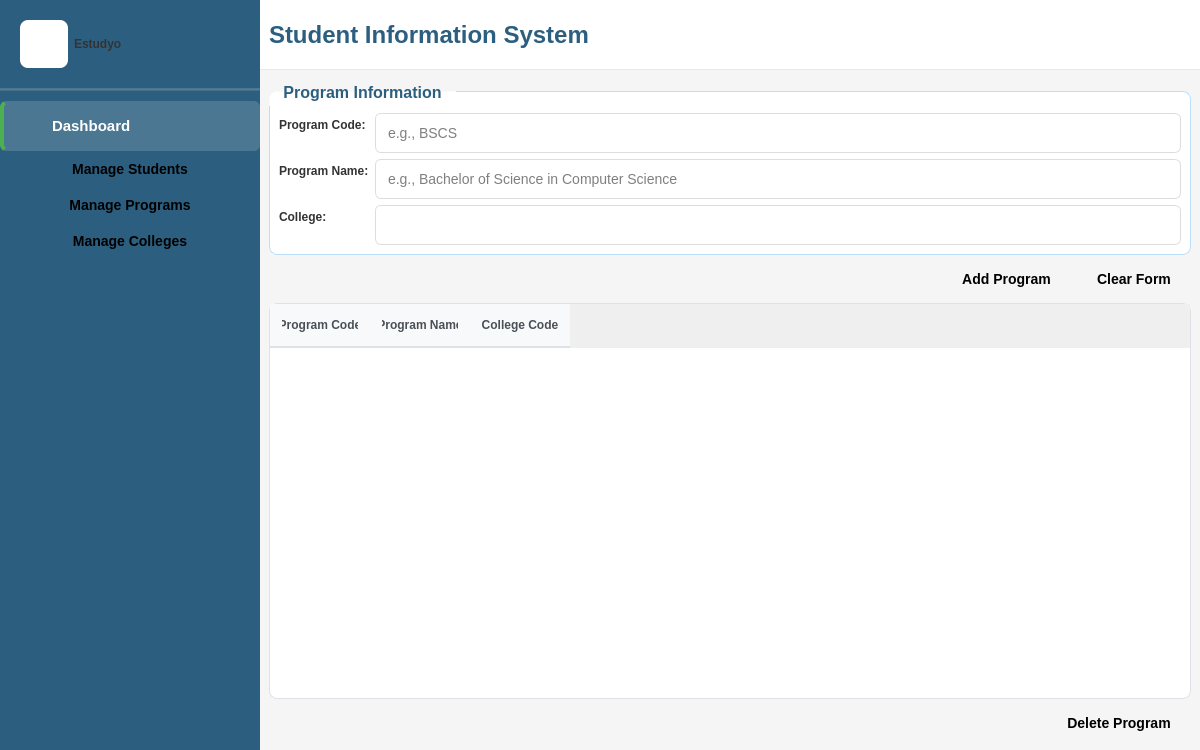
Above: estudyo_main.ui from shasheenahdeeneillelumasag/CCC151---SSIS before the change. Below: the same form after it.
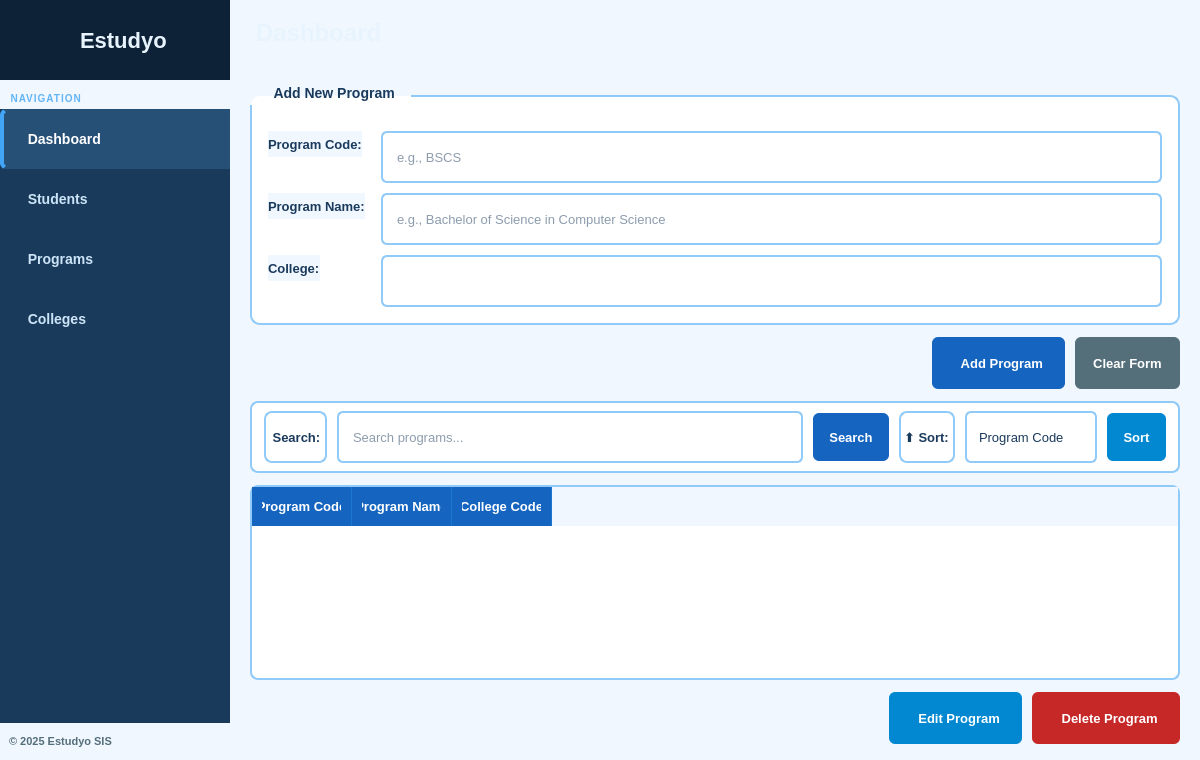
That is the form after the change. The open tabs and pages were chosen to show the change.

What changed in the file:
```diff
--- a/estudyo_main.ui
+++ b/estudyo_main.ui
@@ -7,213 +7,132 @@
     <x>0</x>
     <y>0</y>
     <width>1200</width>
-    <height>750</height>
+    <height>760</height>
    </rect>
   </property>
   <property name="windowTitle">
    <string>Estudyo - Student Information System</string>
   </property>
   <property name="styleSheet">
-   <string notr="true">QMainWindow {
-    background-color: #f5f5f5;
-}
+   <string notr="true">
+QMainWindow, QWidget { background-color: #f0f7ff; font-family: "Segoe UI", Arial, sans-serif; }
 
-/* Sidebar Styling */
 QFrame#sidebar {
-    background-color: #2c5f7f;
+    background-color: #1a3a5c;
     border: none;
 }
 
-QLabel#logoLabel {
-    background-color: white;
-    border-radius: 8px;
-    font-size: 24px;
-    color: #2c5f7f;
-}
-
 QLabel#appNameLabel {
-    color: white;
-    font-size: 24px;
+    color: #e8f4fd;
+    font-size: 22px;
     font-weight: bold;
+    padding-left: 8px;
 }
 
-/* Navigation Buttons */
-QPushButton#navButton {
-    background-color: transparent;
-    color: white;
-    border: none;
-    border-left: 4px solid transparent;
-    text-align: left;
-    padding: 16px 24px 16px 48px;
-    font-size: 15px;
-}
-
-QPushButton#navButton:hover {
-    background-color: rgba(255, 255, 255, 0.1);
-}
-
-QPushButton#navButton:checked {
-    background-color: rgba(255, 255, 255, 0.15);
-    border-left: 4px solid #4CAF50;
-    font-weight: 600;
-}
-
-/* Header Styling */
 QFrame#headerFrame {
-    background-color: white;
-    border-bottom: 1px solid #e0e7ff;
+    background-color: #1a3a5c;
+    border-bottom: 2px solid #0d2137;
 }
 
 QLabel#headerTitle {
-    color: #2c5f7f;
+    color: #e8f4fd;
     font-size: 24px;
     font-weight: bold;
+    padding-left: 20px;
 }
 
-/* Content Area */
-QFrame#contentFrame {
-    background-color: white;
-    border-radius: 8px;
-    border: 1px solid #e0e0e0;
-}
-
-/* Form Sections */
 QGroupBox {
     background-color: white;
-    border: 1px solid #bbdefb;
-    border-radius: 8px;
-    margin-top: 12px;
-    padding-top: 12px;
+    border: 1.5px solid #90caf9;
+    border-radius: 10px;
+    margin-top: 14px;
+    padding-top: 14px;
     font-weight: bold;
-    color: #2c5f7f;
-    font-size: 16px;
+    color: #1a3a5c;
+    font-size: 14px;
 }
 
 QGroupBox::title {
     subcontrol-origin: margin;
     subcontrol-position: top left;
-    padding: 4px 12px;
-    color: #2c5f7f;
+    padding: 4px 14px;
+    color: #1a3a5c;
 }
 
-/* Input Fields */
-QLineEdit, QComboBox, QSpinBox {
-    padding: 10px;
-    border: 1px solid #ddd;
+QLineEdit, QComboBox {
+    padding: 8px 12px;
+    border: 1.5px solid #90caf9;
     border-radius: 6px;
     background-color: white;
-    font-size: 14px;
+    font-size: 13px;
+    min-height: 32px;
+    color: #1a3a5c;
 }
 
 QLineEdit:focus, QComboBox:focus, QSpinBox:focus {
     border: 1px solid #2196F3;
 }
 
-QComboBox::drop-down {
-    border: none;
-    padding-right: 10px;
-}
+QComboBox::drop-down { border: none; padding-right: 8px; }
 
-/* Labels */
-QLabel {
-    color: #333;
-    font-weight: 600;
-}
+QLabel { color: #1a3a5c; font-weight: 600; font-size: 13px; }
 
-/* Buttons */
 QPushButton {
-    padding: 10px 20px;
+    padding: 8px 18px;
     border: none;
     border-radius: 6px;
-    font-weight: 600;
-    font-size: 14px;
+    font-weight: 700;
+    font-size: 13px;
+    min-height: 34px;
 }
 
-QPushButton#btnAdd, QPushButton#btnSave {
-    background-color: #4CAF50;
-    color: white;
-}
+QPushButton:disabled { background-color: #b0bec5; color: #78909c; }
 
-QPushButton#btnAdd:hover, QPushButton#btnSave:hover {
-    background-color: #45a049;
-}
-
-QPushButton#btnEdit, QPushButton#btnSearch, QPushButton#btnSort {
-    background-color: #2196F3;
-    color: white;
-}
-
-QPushButton#btnEdit:hover, QPushButton#btnSearch:hover, QPushButton#btnSort:hover {
-    background-color: #1976D2;
-}
-
-QPushButton#btnDelete, QPushButton#btnClear {
-    background-color: #f44336;
-    color: white;
-}
-
-QPushButton#btnDelete:hover, QPushButton#btnClear:hover {
-    background-color: #da190b;
-}
-
-QPushButton:disabled {
-    background-color: #cccccc;
-    color: #666666;
-}
-
-/* Table Styling */
 QTableWidget {
     background-color: white;
-    border: 1px solid #dee2e6;
+    border: 1.5px solid #90caf9;
     border-radius: 8px;
-    gridline-color: #dee2e6;
+    gridline-color: #e3f2fd;
+    alternate-background-color: #f0f8ff;
+    font-size: 13px;
 }
 
-QTableWidget::item {
-    padding: 8px;
-    border-bottom: 1px solid #dee2e6;
-}
-
-QTableWidget::item:selected {
-    background-color: #e3f2fd;
-    color: #000;
-}
-
-QTableWidget::item:hover {
-    background-color: #f8f9fa;
-}
+QTableWidget::item { padding: 8px; border-bottom: 1px solid #e3f2fd; }
+QTableWidget::item:selected { background-color: #bbdefb; color: #0d1b2a; }
+QTableWidget::item:hover { background-color: #e3f2fd; }
 
 QHeaderView::section {
-    background-color: #f8f9fa;
-    padding: 12px;
+    background-color: #1565C0;
+    color: white;
+    padding: 10px;
     border: none;
-    border-bottom: 2px solid #dee2e6;
-    font-weight: 600;
-    color: #495057;
+    border-right: 1px solid #1976D2;
+    font-weight: 700;
+    font-size: 13px;
 }
 
-/* ScrollBar */
 QScrollBar:vertical {
     border: none;
-    background: #f0f0f0;
-    width: 10px;
+    background: #e3f2fd;
+    width: 8px;
     margin: 0;
 }
-
 QScrollBar::handle:vertical {
-    background: #c0c0c0;
+    background: #90caf9;
     min-height: 20px;
-    border-radius: 5px;
+    border-radius: 4px;
 }
+QScrollBar::handle:vertical:hover { background: #42a5f5; }
+QScrollBar::add-line:vertical, QScrollBar::sub-line:vertical { height: 0; }
 
-QScrollBar::handle:vertical:hover {
-    background: #a0a0a0;
+QFrame#searchFrame {
+    background-color: white;
+    border-radius: 10px;
+    border: 1.5px solid #90caf9;
 }
 
-QScrollBar::add-line:vertical, QScrollBar::sub-line:vertical {
-    height: 0;
-}
-</string>
+QFrame#searchFrame QLabel { color: #1a3a5c; font-weight: 600; }
+   </string>
   </property>
   <widget class="QWidget" name="centralwidget">
    <layout class="QHBoxLayout" name="horizontalLayout">
@@ -234,168 +153,112 @@
     </property>
     <item>
      <widget class="QFrame" name="sidebar">
-      <property name="minimumSize">
-       <size>
-        <width>260</width>
-        <height>0</height>
-       </size>
-      </property>
-      <property name="maximumSize">
-       <size>
-        <width>260</width>
-        <height>16777215</height>
-       </size>
-      </property>
-      <layout class="QVBoxLayout" name="verticalLayout">
-       <property name="spacing">
-        <number>0</number>
-       </property>
-       <property name="leftMargin">
-        <number>0</number>
-       </property>
-       <property name="topMargin">
-        <number>0</number>
-       </property>
-       <property name="rightMargin">
-        <number>0</number>
-       </property>
-       <property name="bottomMargin">
-        <number>0</number>
-       </property>
+      <property name="minimumSize"><size><width>230</width><height>0</height></size></property>
+      <property name="maximumSize"><size><width>230</width><height>16777215</height></size></property>
+      <layout class="QVBoxLayout" name="sidebarLayout">
+       <property name="spacing"><number>0</number></property>
+       <property name="leftMargin"><number>0</number></property>
+       <property name="topMargin"><number>0</number></property>
+       <property name="rightMargin"><number>0</number></property>
+       <property name="bottomMargin"><number>0</number></property>
+
+       <!-- Logo area -->
        <item>
         <widget class="QFrame" name="logoFrame">
-         <layout class="QHBoxLayout" name="horizontalLayout_2">
-          <property name="leftMargin">
-           <number>20</number>
-          </property>
-          <property name="topMargin">
-           <number>20</number>
-          </property>
-          <property name="rightMargin">
-           <number>20</number>
-          </property>
-          <property name="bottomMargin">
-           <number>20</number>
-          </property>
+         <property name="styleSheet"><string notr="true">QFrame { background-color: #0d2137; border: none; }</string></property>
+         <property name="minimumSize"><size><width>0</width><height>80</height></size></property>
+         <property name="maximumSize"><size><width>16777215</width><height>80</height></size></property>
+         <layout class="QHBoxLayout" name="logoLayout">
+          <property name="leftMargin"><number>16</number></property>
+          <property name="topMargin"><number>12</number></property>
+          <property name="rightMargin"><number>16</number></property>
+          <property name="bottomMargin"><number>12</number></property>
           <item>
            <widget class="QLabel" name="logoLabel">
-            <property name="minimumSize">
-             <size>
-              <width>48</width>
-              <height>48</height>
-             </size>
-            </property>
-            <property name="maximumSize">
-             <size>
-              <width>48</width>
-              <height>48</height>
-             </size>
-            </property>
-            <property name="text">
-             <string/>
-            </property>
-            <property name="alignment">
-             <set>Qt::AlignmentFlag::AlignCenter</set>
-            </property>
+            <property name="minimumSize"><size><width>44</width><height>44</height></size></property>
+            <property name="maximumSize"><size><width>44</width><height>44</height></size></property>
+            <property name="text"><string/></property>
+            <property name="alignment"><set>Qt::AlignmentFlag::AlignCenter</set></property>
            </widget>
           </item>
           <item>
-           <widget class="QLabel" name="btnDashboard">
-            <property name="text">
-             <string>Estudyo</string>
-            </property>
+           <widget class="QLabel" name="appNameLabel">
+            <property name="text"><string>Estudyo</string></property>
            </widget>
           </item>
          </layout>
         </widget>
        </item>
+
+       <!-- Nav label -->
        <item>
-        <widget class="Line" name="line">
-         <property name="styleSheet">
-          <string notr="true">background-color: rgba(255, 255, 255, 0.1);</string>
-         </property>
-         <property name="orientation">
-          <enum>Qt::Orientation::Horizontal</enum>
-         </property>
+        <widget class="QLabel" name="navSectionLabel">
+         <property name="text"><string>  NAVIGATION</string></property>
+         <property name="styleSheet"><string notr="true">color: #64b5f6; font-size: 10px; font-weight: 700; padding: 12px 0 4px 0; letter-spacing: 1px;</string></property>
         </widget>
        </item>
+
+       <!-- Nav buttons -->
        <item>
-        <widget class="QFrame" name="navFrame">
-         <layout class="QVBoxLayout" name="verticalLayout_2">
-          <property name="spacing">
-           <number>0</number>
-          </property>
-          <property name="leftMargin">
-           <number>0</number>
-          </property>
-          <property name="topMargin">
-           <number>10</number>
-          </property>
-          <property name="rightMargin">
-           <number>0</number>
-          </property>
-          <property name="bottomMargin">
-           <number>0</number>
-          </property>
-          <item>
-           <widget class="QPushButton" name="navButton">
-            <property name="text">
-             <string>Dashboard</string>
-            </property>
-            <property name="checkable">
-             <bool>true</bool>
-            </property>
-            <property name="checked">
-             <bool>true</bool>
-            </property>
-           </widget>
-          </item>
-          <item>
-           <widget class="QPushButton" name="btnManage">
-            <property name="text">
-             <string>Manage Students</string>
-            </property>
-            <property name="checkable">
-             <bool>true</bool>
-            </property>
-           </widget>
-          </item>
-          <item>
-           <widget class="QPushButton" name="btnPrograms">
-            <property name="text">
-             <string>Manage Programs</string>
-            </property>
-            <property name="checkable">
-             <bool>true</bool>
-            </property>
-           </widget>
-          </item>
-          <item>
-           <widget class="QPushButton" name="btnColleges">
-            <property name="text">
-             <string>Manage Colleges</string>
-            </property>
-            <property name="checkable">
-             <bool>true</bool>
-            </property>
-           </widget>
-          </item>
-         </layout>
+        <widget class="QPushButton" name="navButton">
+         <property name="text"><string>  Dashboard</string></property>
+         <property name="checkable"><bool>true</bool></property>
+         <property name="checked"><bool>true</bool></property>
+         <property name="styleSheet"><string notr="true">
+QPushButton { background-color: transparent; color: #cce4f7; border: none; border-left: 4px solid transparent; text-align: left; padding: 13px 16px; font-size: 14px; font-weight: 600; min-width: 200px; }
+QPushButton:hover { background-color: rgba(255,255,255,0.10); border-left: 4px solid #64b5f6; }
+QPushButton:checked { background-color: rgba(100,181,246,0.18); border-left: 4px solid #42a5f5; color: white; font-weight: 700; }
+         </string></property>
         </widget>
        </item>
        <item>
-        <spacer name="verticalSpacer">
-         <property name="orientation">
-          <enum>Qt::Orientation::Vertical</enum>
-         </property>
-         <property name="sizeHint" stdset="0">
-          <size>
-           <width>20</width>
-           <height>40</height>
-          </size>
-         </property>
+        <widget class="QPushButton" name="btnManage">
+         <property name="text"><string>  Students</string></property>
+         <property name="checkable"><bool>true</bool></property>
+         <property name="styleSheet"><string notr="true">
+QPushButton { background-color: transparent; color: #cce4f7; border: none; border-left: 4px solid transparent; text-align: left; padding: 13px 16px; font-size: 14px; font-weight: 600; min-width: 200px; }
+QPushButton:hover { background-color: rgba(255,255,255,0.10); border-left: 4px solid #64b5f6; }
+QPushButton:checked { background-color: rgba(100,181,246,0.18); border-left: 4px solid #42a5f5; color: white; font-weight: 700; }
+         </string></property>
+        </widget>
+       </item>
+       <item>
+        <widget class="QPushButton" name="btnPrograms">
+         <property name="text"><string>  Programs</string></property>
+         <property name="checkable"><bool>true</bool></property>
+         <property name="styleSheet"><string notr="true">
+QPushButton { background-color: transparent; color: #cce4f7; border: none; border-left: 4px solid transparent; text-align: left; padding: 13px 16px; font-size: 14px; font-weight: 600; min-width: 200px; }
+QPushButton:hover { background-color: rgba(255,255,255,0.10); border-left: 4px solid #64b5f6; }
+QPushButton:checked { background-color: rgba(100,181,246,0.18); border-left: 4px solid #42a5f5; color: white; font-weight: 700; }
+         </string></property>
+        </widget>
+       </item>
+       <item>
+        <widget class="QPushButton" name="btnColleges">
+         <property name="text"><string>  Colleges</string></property>
+         <property name="checkable"><bool>true</bool></property>
+         <property name="styleSheet"><string notr="true">
+QPushButton { background-color: transparent; color: #cce4f7; border: none; border-left: 4px solid transparent; text-align: left; padding: 13px 16px; font-size: 14px; font-weight: 600; min-width: 200px; }
+QPushButton:hover { background-color: rgba(255,255,255,0.10); border-left: 4px solid #64b5f6; }
+QPushButton:checked { background-color: rgba(100,181,246,0.18); border-left: 4px solid #42a5f5; color: white; font-weight: 700; }
+         </string></property>
+        </widget>
+       </item>
+
+       <item>
+        <spacer name="sidebarSpacer">
+         <property name="orientation"><enum>Qt::Orientation::Vertical</enum></property>
+         <property name="sizeHint" stdset="0"><size><width>20</width><height>40</height></size></property>
         </spacer>
        </item>
+
+       <!-- Footer -->
+       <item>
+        <widget class="QLabel" name="sidebarFooter">
+         <property name="text"><string>  © 2025 Estudyo SIS</string></property>
+         <property name="styleSheet"><string notr="true">color: #546e7a; font-size: 11px; padding: 12px 0;</string></property>
+        </widget>
+       </item>
       </layout>
      </widget>
     </item>
@@ -419,29 +282,24 @@
        </property>
        <item>
         <widget class="QFrame" name="headerFrame">
-         <property name="minimumSize">
-          <size>
-           <width>0</width>
-           <height>70</height>
-          </size>
-         </property>
-         <property name="maximumSize">
-          <size>
-           <width>16777215</width>
-           <height>70</height>
-          </size>
-         </property>
-         <layout class="QVBoxLayout" name="verticalLayout_4">
+         <property name="minimumSize"><size><width>0</width><height>65</height></size></property>
+         <property name="maximumSize"><size><width>16777215</width><height>65</height></size></property>
+         <layout class="QVBoxLayout" name="headerLayout">
+          <property name="leftMargin"><number>0</number></property>
+          <property name="topMargin"><number>0</number></property>
+          <property name="rightMargin"><number>0</number></property>
+          <property name="bottomMargin"><number>0</number></property>
           <item>
            <widget class="QLabel" name="headerTitle">
-            <property name="text">
-             <string>Student Information System</string>
-            </property>
+            <property name="text"><string>Dashboard</string></property>
+            <property name="alignment"><set>Qt::AlignmentFlag::AlignVCenter</set></property>
            </widget>
           </item>
          </layout>
         </widget>
        </item>
+
+       <!-- Stacked pages -->
        <item>
         <widget class="QStackedWidget" name="stackedWidget">
          <property name="currentIndex">
@@ -809,56 +667,36 @@
           </layout>
          </widget>
          <widget class="QWidget" name="pagePrograms">
-          <layout class="QVBoxLayout" name="verticalLayout_8">
+          <layout class="QVBoxLayout" name="programsLayout">
+           <property name="leftMargin"><number>20</number></property>
+           <property name="topMargin"><number>16</number></property>
+           <property name="rightMargin"><number>20</number></property>
+           <property name="bottomMargin"><number>16</number></property>
+           <property name="spacing"><number>12</number></property>
+
+           <!-- Add program form -->
            <item>
             <widget class="QGroupBox" name="groupProgram">
-             <property name="title">
-              <string>Program Information</string>
-             </property>
-             <layout class="QFormLayout" name="formLayout">
-              <item row="0" column="0">
-               <widget class="QLabel" name="label_9">
-                <property name="text">
-                 <string>Program Code:</string>
-                </property>
-               </widget>
-              </item>
-              <item row="0" column="1">
-               <widget class="QLineEdit" name="lineProgramCode">
-                <property name="placeholderText">
-                 <string>e.g., BSCS</string>
-                </property>
-               </widget>
-              </item>
-              <item row="1" column="0">
-               <widget class="QLabel" name="label_10">
-                <property name="text">
-                 <string>Program Name:</string>
-                </property>
-               </widget>
-              </item>
-              <item row="1" column="1">
-               <widget class="QLineEdit" name="lineProgramName">
-                <property name="placeholderText">
-                 <string>e.g., Bachelor of Science in Computer Science</string>
-                </property>
-               </widget>
-              </item>
-              <item row="2" column="0">
-               <widget class="QLabel" name="label_11">
-                <property name="text">
-                 <string>College:</string>
-                </property>
-               </widget>
-              </item>
-              <item row="2" column="1">
-               <widget class="QComboBox" name="comboCollegeCode"/>
-              </item>
+             <property name="title"><string>  Add New Program</string></property>
+             <layout class="QFormLayout" name="programForm">
+              <property name="leftMargin"><number>16</number></property>
+              <property name="topMargin"><number>20</number></property>
+              <property name="rightMargin"><number>16</number></property>
+              <property name="bottomMargin"><number>16</number></property>
+              <property name="horizontalSpacing"><number>16</number></property>
+              <property name="verticalSpacing"><number>10</number></property>
+              <item row="0" column="0"><widget class="QLabel" name="label_9"><property name="text"><string>Program Code:</string></property></widget></item>
+              <item row="0" column="1"><widget class="QLineEdit" name="lineProgramCode"><property name="placeholderText"><string>e.g., BSCS</string></property></widget></item>
+              <item row="1" column="0"><widget class="QLabel" name="label_10"><property name="text"><string>Program Name:</string></property></widget></item>
+              <item row="1" column="1"><widget class="QLineEdit" name="lineProgramName"><property name="placeholderText"><string>e.g., Bachelor of Science in Computer Science</string></property></widget></item>
+              <item row="2" column="0"><widget class="QLabel" name="label_11"><property name="text"><string>College:</string></property></widget></item>
+              <item row="2" column="1"><widget class="QComboBox" name="comboCollegeCode"/></item>
              </layout>
             </widget>
            </item>
            <item>
-            <layout class="QHBoxLayout" name="horizontalLayout_7">
+            <layout class="QHBoxLayout" name="progBtnRow">
+             <property name="spacing"><number>10</number></property>
              <item>
               <spacer name="horizontalSpacer_4">
                <property name="orientation">
@@ -873,51 +711,71 @@
               </spacer>
              </item>
              <item>
-              <widget class="QPushButton" name="btnAdd">
-               <property name="text">
-                <string>Add Program</string>
-               </property>
+              <widget class="QPushButton" name="btnAddProgram">
+               <property name="text"><string>  Add Program</string></property>
+               <property name="styleSheet"><string notr="true">background-color:#1565C0;color:white;border-radius:6px;padding:9px 22px;font-weight:700;</string></property>
               </widget>
              </item>
              <item>
-              <widget class="QPushButton" name="btnClear">
-               <property name="text">
-                <string>Clear Form</string>
-               </property>
+              <widget class="QPushButton" name="btnClearProgram">
+               <property name="text"><string>Clear Form</string></property>
+               <property name="styleSheet"><string notr="true">background-color:#546e7a;color:white;border-radius:6px;padding:9px 18px;font-weight:700;</string></property>
               </widget>
              </item>
             </layout>
            </item>
+
+           <!-- Search/sort for programs -->
+           <item>
+            <widget class="QFrame" name="progSearchFrame">
+             <property name="styleSheet"><string notr="true">QFrame{background-color:white;border-radius:8px;border:1.5px solid #90caf9;}</string></property>
+             <layout class="QHBoxLayout" name="progSearchLayout">
+              <property name="leftMargin"><number>12</number></property>
+              <property name="topMargin"><number>8</number></property>
+              <property name="rightMargin"><number>12</number></property>
+              <property name="bottomMargin"><number>8</number></property>
+              <property name="spacing"><number>10</number></property>
+              <item><widget class="QLabel" name="labelProgSearch"><property name="text"><string> Search:</string></property></widget></item>
+              <item><widget class="QLineEdit" name="lineSearchProgram"><property name="placeholderText"><string>Search programs...</string></property></widget></item>
+              <item>
+               <widget class="QPushButton" name="btnSearchProgram">
+                <property name="text"><string>Search</string></property>
+                <property name="styleSheet"><string notr="true">background-color:#1565C0;color:white;border-radius:6px;padding:7px 16px;font-weight:700;</string></property>
+               </widget>
+              </item>
+              <item><widget class="QLabel" name="labelProgSort"><property name="text"><string>⬆ Sort:</string></property></widget></item>
+              <item>
+               <widget class="QComboBox" name="comboSortProgram">
+                <property name="minimumWidth"><number>130</number></property>
+                <item><property name="text"><string>Program Code</string></property></item>
+                <item><property name="text"><string>Program Name</string></property></item>
+                <item><property name="text"><string>College Code</string></property></item>
+               </widget>
+              </item>
+              <item>
+               <widget class="QPushButton" name="btnSortProgram">
+                <property name="text"><string>Sort</string></property>
+                <property name="styleSheet"><string notr="true">background-color:#0288d1;color:white;border-radius:6px;padding:7px 16px;font-weight:700;</string></property>
+               </widget>
+              </item>
+             </layout>
+            </widget>
+           </item>
+
+           <!-- Programs table -->
            <item>
             <widget class="QTableWidget" name="tablePrograms">
-             <property name="editTriggers">
-              <set>QAbstractItemView::EditTrigger::NoEditTriggers</set>
-             </property>
-             <property name="selectionMode">
-              <enum>QAbstractItemView::SelectionMode::SingleSelection</enum>
-             </property>
-             <property name="selectionBehavior">
-              <enum>QAbstractItemView::SelectionBehavior::SelectRows</enum>
-             </property>
-             <column>
-              <property name="text">
-               <string>Program Code</string>
-              </property>
-             </column>
-             <column>
-              <property name="text">
-               <string>Program Name</string>
-              </property>
-             </column>
-             <column>
-              <property name="text">
-               <string>College Code</string>
-              </property>
-             </column>
+             <property name="editTriggers"><set>QAbstractItemView::EditTrigger::NoEditTriggers</set></property>
+             <property name="selectionMode"><enum>QAbstractItemView::SelectionMode::SingleSelection</enum></property>
+             <property name="selectionBehavior"><enum>QAbstractItemView::SelectionBehavior::SelectRows</enum></property>
+             <column><property name="text"><string>Program Code</string></property></column>
+             <column><property name="text"><string>Program Name</string></property></column>
+             <column><property name="text"><string>College Code</string></property></column>
             </widget>
            </item>
            <item>
-            <layout class="QHBoxLayout" name="horizontalLayout_8">
+            <layout class="QHBoxLayout" name="progActBtnRow">
+             <property name="spacing"><number>10</number></property>
              <item>
               <spacer name="horizontalSpacer_5">
                <property name="orientation">
@@ -932,10 +790,15 @@
               </spacer>
              </item>
              <item>
-              <widget class="QPushButton" name="btnDelete">
-               <property name="text">
-                <string>Delete Program</string>
-               </property>
+              <widget class="QPushButton" name="btnEditProgram">
+               <property name="text"><string>  Edit Program</string></property>
+               <property name="styleSheet"><string notr="true">background-color:#0288d1;color:white;border-radius:6px;padding:9px 22px;font-weight:700;</string></property>
+              </widget>
+             </item>
+             <item>
+              <widget class="QPushButton" name="btnDeleteProgram">
+               <property name="text"><string>  Delete Program</string></property>
+               <property name="styleSheet"><string notr="true">background-color:#c62828;color:white;border-radius:6px;padding:9px 22px;font-weight:700;</string></property>
               </widget>
              </item>
             </layout>
```
Left out of the diff: 646 changed lines with no effect on the pictures.
